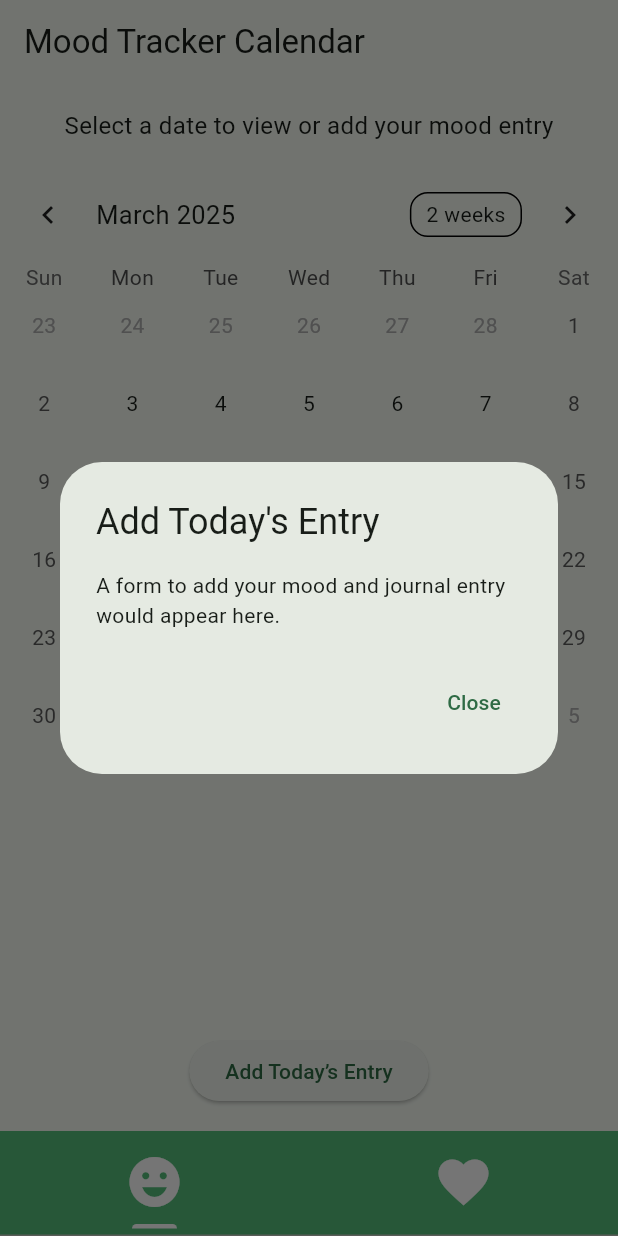
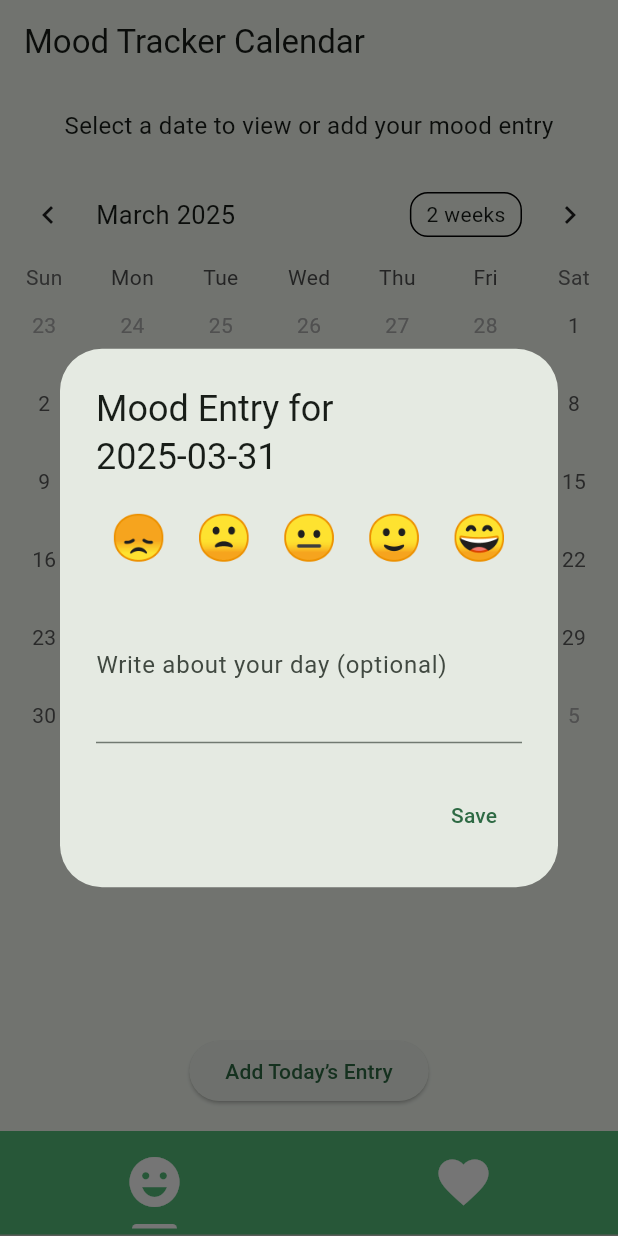
Before and after one commit to mnewby4/project1, a Flutter app: the screen it shows after launch, after a tap on "Add Today’s Entry", on a phone screen of 412 x 824 dp. Run offline on Flutter 3.47's test engine with Material 3 defaults, Android fonts, the light colour scheme and no system bars; drawn by our look-alikes of table_calendar; our stand-ins replace sqflite; accounts and stored records are empty.

Commit message:
added mood emojis and database update

```diff
--- a/lib/calendar.dart
+++ b/lib/calendar.dart
@@ -1,5 +1,7 @@
 import 'package:flutter/material.dart';
 import 'package:table_calendar/table_calendar.dart';
+import 'package:intl/intl.dart';
+import 'helper.dart';
 
 class CalendarView extends StatefulWidget {
   const CalendarView({Key? key}) : super(key: key);
@@ -12,6 +14,96 @@ class _CalendarViewState extends State<CalendarView> {
   CalendarFormat _calendarFormat = CalendarFormat.month;
   DateTime _focusedDay = DateTime.now();
   DateTime? _selectedDay;
+  Map<String, Map<String, dynamic>> _moodEntries = {};
+
+  final dbHelper = DatabaseHelper.instance;
+
+  @override
+  void initState() {
+    super.initState();
+    _loadMoodEntries();
+  }
+
+  Future<void> _loadMoodEntries() async {
+    final entries = await dbHelper.getAllEntries();
+    setState(() {
+      _moodEntries = {
+        for (var entry in entries)
+          entry['date']: {
+            'mood': entry['mood'],
+            'journal': entry['journal'],
+          }
+      };
+    });
+  }
+
+  void _showMoodDialog(DateTime date) {
+    int? selectedMood;
+    TextEditingController journalController = TextEditingController();
+    final dateStr = DateFormat('yyyy-MM-dd').format(date);
+    final existingEntry = _moodEntries[dateStr];
+
+    if (existingEntry != null) {
+      selectedMood = existingEntry['mood'];
+      journalController.text = existingEntry['journal'] ?? '';
+    }
+
+    showDialog(
+      context: context,
+      builder: (context) {
+        return AlertDialog(
+          title: Text("Mood Entry for $dateStr"),
+          content: Column(
+            mainAxisSize: MainAxisSize.min,
+            children: [
+              Row(
+                mainAxisAlignment: MainAxisAlignment.spaceAround,
+                children: List.generate(5, (index) {
+                  final moods = ['😞', '🙁', '😐', '🙂', '😄'];
+                  return GestureDetector(
+                    onTap: () {
+                      setState(() {
+                        selectedMood = index;
+                      });
+                      Navigator.pop(context);
+                      _showMoodDialog(date); // reopen to reflect change
+                    },
+                    child: Text(
+                      moods[index],
+                      style: TextStyle(
+                        fontSize: 30,
+                        backgroundColor: selectedMood == index ? Colors.grey[300] : Colors.transparent,
+                      ),
+                    ),
+                  );
+                }),
+              ),
+              const SizedBox(height: 12),
+              TextField(
+                controller: journalController,
+                decoration: const InputDecoration(
+                  labelText: "Write about your day (optional)",
+                ),
+                maxLines: 3,
+              ),
+            ],
+          ),
+          actions: [
+            TextButton(
+              onPressed: () async {
+                if (selectedMood != null) {
+                  await dbHelper.insertEntry(dateStr, selectedMood!, journalController.text);
+                  await _loadMoodEntries();
+                }
+                Navigator.pop(context);
+              },
+              child: const Text("Save"),
+            ),
+          ],
+        );
+      },
+    );
+  }
 
   @override
   Widget build(BuildContext context) {
@@ -21,7 +113,6 @@ class _CalendarViewState extends State<CalendarView> {
       ),
       body: Column(
         children: [
-          // Header text matching the proposal outline
           const Padding(
             padding: EdgeInsets.all(16.0),
             child: Text(
@@ -41,44 +132,24 @@ class _CalendarViewState extends State<CalendarView> {
                   _selectedDay = selectedDay;
                   _focusedDay = focusedDay;
                 });
-                // When a day is selected, show a placeholder dialog for mood details.
-                showDialog(
-                  context: context,
-                  builder: (context) {
-                    return AlertDialog(
-                      title: Text(
-                          "Mood Entry for ${selectedDay.toLocal().toString().split(' ')[0]}"),
-                      content: const Text(
-                          "Mood and journal entry details would appear here."),
-                      actions: [
-                        TextButton(
-                          onPressed: () => Navigator.pop(context),
-                          child: const Text("Close"),
-                        )
-                      ],
-                    );
-                  },
-                );
+                _showMoodDialog(selectedDay);
               },
               onFormatChanged: (format) {
                 setState(() {
                   _calendarFormat = format;
                 });
               },
-              // Marker to show mood entry for days (using a simple dummy example)
               calendarBuilders: CalendarBuilders(
                 markerBuilder: (context, day, events) {
-                  // For demonstration, we mark today with a dot.
-                  if (isSameDay(day, DateTime.now())) {
+                  final dateStr = DateFormat('yyyy-MM-dd').format(day);
+                  if (_moodEntries.containsKey(dateStr)) {
+                    final mood = _moodEntries[dateStr]!['mood'];
+                    final emojis = ['😞', '🙁', '😐', '🙂', '😄'];
                     return Positioned(
                       bottom: 1,
-                      child: Container(
-                        width: 7,
-                        height: 7,
-                        decoration: const BoxDecoration(
-                          shape: BoxShape.circle,
-                          color: Colors.blue,
-                        ),
+                      child: Text(
+                        emojis[mood],
+                        style: const TextStyle(fontSize: 18),
                       ),
                     );
                   }
@@ -87,28 +158,11 @@ class _CalendarViewState extends State<CalendarView> {
               ),
             ),
           ),
-          // Button to add today's mood entry as described in the proposal.
           Padding(
             padding: const EdgeInsets.all(16.0),
             child: ElevatedButton(
               onPressed: () {
-                // Placeholder for adding today's entry.
-                showDialog(
-                  context: context,
-                  builder: (context) {
-                    return AlertDialog(
-                      title: const Text("Add Today's Entry"),
-                      content: const Text(
-                          "A form to add your mood and journal entry would appear here."),
-                      actions: [
-                        TextButton(
-                          onPressed: () => Navigator.pop(context),
-                          child: const Text("Close"),
-                        )
-                      ],
-                    );
-                  },
-                );
+                _showMoodDialog(DateTime.now());
               },
               child: const Text("Add Today’s Entry"),
             ),
--- a/lib/helper.dart
+++ b/lib/helper.dart
@@ -3,77 +3,81 @@ import 'package:sqflite/sqflite.dart';
 import 'package:path_provider/path_provider.dart';
 
 class DatabaseHelper {
-  static const _databaseName = "MyDatabase.db";
+  static const _databaseName = "MoodTracker.db";
   static const _databaseVersion = 1;
-  static const table = 'my_table';
+
+  static const table = 'mood_entries';
   static const columnId = '_id';
-  static const columnName = 'name';
-  static const columnAge = 'age';
-  late Database _db;
-// this opens the database (and creates it if it doesn't exist)
-  Future<void> init() async {
+  static const columnDate = 'date'; // ISO string, e.g., "2025-03-31"
+  static const columnMood = 'mood'; // Integer 0–4 (sad to happy)
+  static const columnJournal = 'journal'; // Optional text
+
+  static final DatabaseHelper instance = DatabaseHelper._privateConstructor();
+  static Database? _database;
+
+  DatabaseHelper._privateConstructor();
+
+  Future<Database> get database async {
+    if (_database != null) return _database!;
+    _database = await _initDatabase();
+    return _database!;
+  }
+
+  Future<Database> _initDatabase() async {
     final documentsDirectory = await getApplicationDocumentsDirectory();
     final path = join(documentsDirectory.path, _databaseName);
-    _db = await openDatabase(
+    return await openDatabase(
       path,
       version: _databaseVersion,
       onCreate: _onCreate,
     );
   }
 
-// SQL code to create the database table
   Future _onCreate(Database db, int version) async {
     await db.execute('''
-CREATE TABLE $table (
-$columnId INTEGER PRIMARY KEY,
-$columnName TEXT NOT NULL,
-$columnAge INTEGER NOT NULL
-)
-''');
+      CREATE TABLE $table (
+        $columnId INTEGER PRIMARY KEY,
+        $columnDate TEXT NOT NULL UNIQUE,
+        $columnMood INTEGER NOT NULL,
+        $columnJournal TEXT
+      )
+    ''');
   }
 
-// Helper methods
-// Inserts a row in the database where each key in the
-//Map is a column name
-// and the value is the column value. The return value
-//is the id of the
-// inserted row.
-  Future<int> insert(Map<String, dynamic> row) async {
-    return await _db.insert(table, row);
-  }
-
-// All of the rows are returned as a list of maps, where each map is
-// a key-value list of columns.
-  Future<List<Map<String, dynamic>>> queryAllRows() async {
-    return await _db.query(table);
-  }
-
-// All of the methods (insert, query, update, delete) can also be done using
-// raw SQL commands. This method uses a raw query to give the row count.
-  Future<int> queryRowCount() async {
-    final results = await _db.rawQuery('SELECT COUNT(*) FROM $table');
-    return Sqflite.firstIntValue(results) ?? 0;
-  }
-
-// We are assuming here that the id column in the map is set. The other
-// column values will be used to update the row.
-  Future<int> update(Map<String, dynamic> row) async {
-    int id = row[columnId];
-    return await _db.update(
+  Future<int> insertEntry(String date, int mood, String journal) async {
+    final db = await database;
+    return await db.insert(
       table,
-      row,
-      where: '$columnId = ?',
-      whereArgs: [id],
+      {
+        columnDate: date,
+        columnMood: mood,
+        columnJournal: journal,
+      },
+      conflictAlgorithm: ConflictAlgorithm.replace, // overwrite same-day entry
     );
   }
 
-// Deletes the row specified by the id. The number of affected rows is
-// returned. This should be 1 as long as the row exists.
-  Future<int> delete(int id) async {
-    return await _db.delete(
+  Future<Map<String, dynamic>?> getEntryByDate(String date) async {
+    final db = await database;
+    final result = await db.query(
       table,
-      where: '$columnId = ?',
-      whereArgs: [id],
+      where: '$columnDate = ?',
+      whereArgs: [date],
+    );
+    return result.isNotEmpty ? result.first : null;
+  }
+
+  Future<List<Map<String, dynamic>>> getAllEntries() async {
+    final db = await database;
+    return await db.query(table);
+  }
+
+  Future<int> deleteEntry(String date) async {
+    final db = await database;
+    return await db.delete(
+      table,
+      where: '$columnDate = ?',
+      whereArgs: [date],
     );
   }
 }
```
Also changed, not shown: pubspec.lock.
